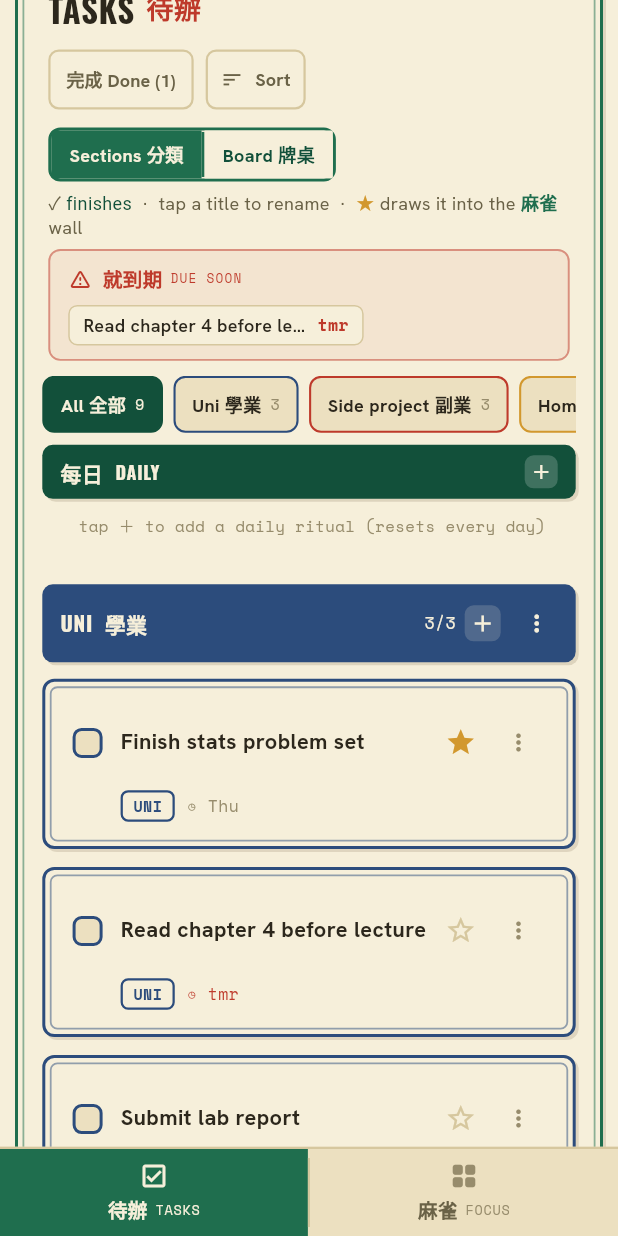
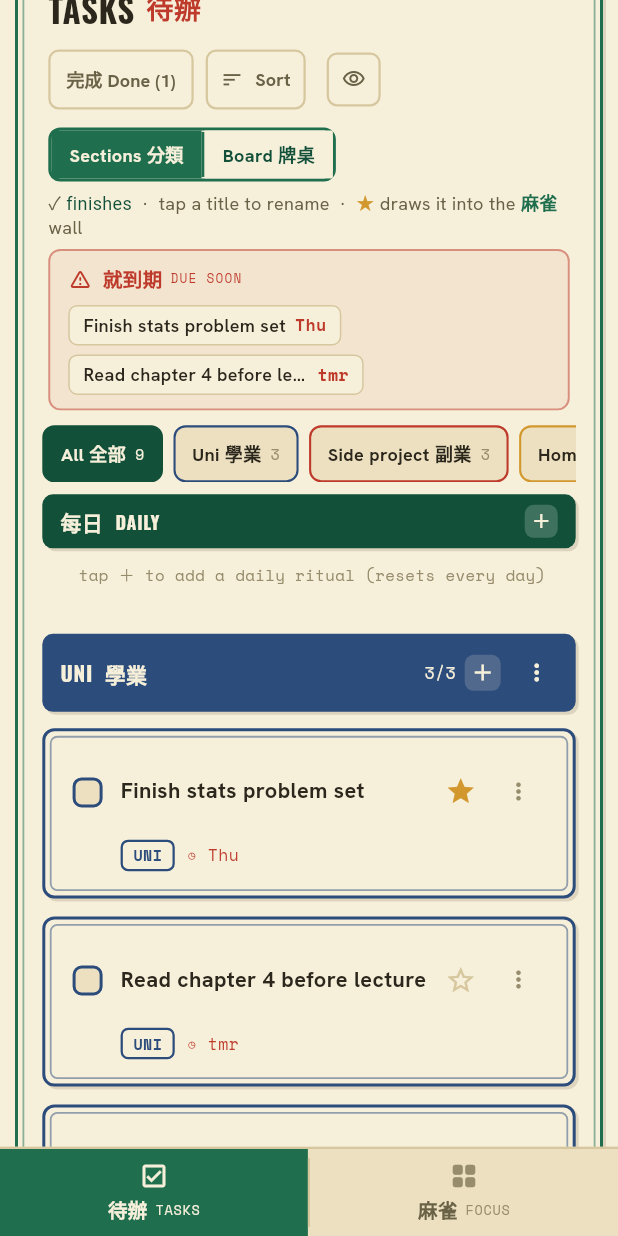
Before and after one commit to OliL123/Cadence, a Flutter app: the screen it shows after launch, scrolled down 576 dp, on a phone screen of 412 x 824 dp. Run offline on Flutter 3.47's test engine with Material 3 defaults, Android fonts, the phone set to English and light mode, and no system bars; our stand-ins replace flutter_colorpicker, flutter_local_notifications, google_fonts, google_sign_in, shared_preferences, supabase_flutter and 1 more; missing offline and left inert: dart:html, dart:js_interop, home_widget; accounts and stored records are empty; network calls fail; Roboto replaces fonts that are missing (Noto Serif Hk); project files that could hold a hidden picture were left out.

Commit message:
Five task fixes: mobile time entry, due-soon tap, empty groups, add-bar time, urgent list
1. _promptTime now starts empty with the current value as a hint, so you type
   straight in. Pre-selecting a default broke on iOS: Safari needs a tap to
   raise the keyboard, the tap moved the caret into the text, typing appended,
   and the over-long result was silently rejected ("time changes not working").
   Empty submit keeps the existing value; bad input shows an inline error.

2. Due-soon chips are now tappable — they scroll the task into view and flash
   it (Scrollable.ensureVisible via a GlobalKey on the lit card), without
   collapsing the "All" filter down to one group.

3. A group with no active tasks stays visible by default with an "all done
   here" note, instead of vanishing when its last task is finished. Hiding is
   opt-in per device via a new eye button (sections view only).

4. The bottom add bar now offers a time after the date (same date->time flow
   as the task menu), shown on the chip and passed through to the new task.

5. Regression fix: soon()/the urgent list judged a rolling 48 hours, which
   measured date-only tasks to 23:59 so a task two days out (and any date with
   no time) fell off. Back to a calendar-day count (0..2), computed in UTC so
   DST can't miscount. dueLabel shares the same day count.

Co-Authored-By: Claude Opus 4.8 <noreply@anthropic.com>

```diff
--- a/lib/main.dart
+++ b/lib/main.dart
@@ -99,8 +99,10 @@ class _HomePageState extends State<HomePage> with WidgetsBindingObserver {
   String _addGroup = store.groups.first.key;
   String _mobileView = 'tasks'; // mobile bottom-nav: 'tasks' or 'focus'
   DateTime? _addDate;
+  TimeOfDay? _addTime; // optional time for the add bar's due date
   int? _editingTaskId;
   int? _highlightId; // task briefly highlighted after a widget tap
+  final _litKey = GlobalKey(); // on the highlighted card, so it can be scrolled to
   final _editCtl = TextEditingController();
   Timer? _snackTimer; // force-dismisses the undo snackbar (see _snack)
   static const _widgetChannel = MethodChannel('cadence/widget');
@@ -125,7 +127,10 @@ class _HomePageState extends State<HomePage> with WidgetsBindingObserver {
 
   /// Bring a task into view (from a widget tap): switch to the tasks page,
   /// reveal its group (or the Done archive), and flash it.
-  void _openTask(int id) {
+  /// Bring a task on screen and flash it. [keepView] leaves the group filter
+  /// alone when the task is already visible under it (the due-soon chips use
+  /// this, so tapping one doesn't collapse "All" down to a single group).
+  void _openTask(int id, {bool keepView = false}) {
     final t = store.byId(id);
     if (t == null) return;
     setState(() {
@@ -134,9 +139,20 @@ class _HomePageState extends State<HomePage> with WidgetsBindingObserver {
         store.setShowDone(true);
         store.setFilter('all');
       } else if (!t.daily) {
-        store.setFilter(t.group);
+        final visible = store.filter == 'all' || store.filter == t.group;
+        if (!keepView || !visible) store.setFilter(t.group);
       }
       _highlightId = id;
+    });
+    // Once it's laid out, scroll every enclosing scrollable so it's in view.
+    WidgetsBinding.instance.addPostFrameCallback((_) {
+      final ctx = _litKey.currentContext;
+      if (ctx != null) {
+        Scrollable.ensureVisible(ctx,
+            duration: const Duration(milliseconds: 380),
+            curve: Curves.easeOutCubic,
+            alignment: .25);
+      }
     });
     Future.delayed(const Duration(milliseconds: 2400), () {
       if (mounted && _highlightId == id) setState(() => _highlightId = null);
@@ -652,6 +668,7 @@ class _HomePageState extends State<HomePage> with WidgetsBindingObserver {
                 Wrap(spacing: 8, runSpacing: 8, children: [
                   _doneToggleBtn(),
                   _sortBtn(),
+                  if (store.viewMode != 'board') _emptyGroupsBtn(),
                   _viewSwitch(),
                 ]),
               ]);
@@ -662,6 +679,10 @@ class _HomePageState extends State<HomePage> with WidgetsBindingObserver {
               _doneToggleBtn(),
               const SizedBox(width: 8),
               _sortBtn(),
+              if (store.viewMode != 'board') ...[
+                const SizedBox(width: 8),
+                _emptyGroupsBtn(),
+              ],
               const SizedBox(width: 8),
               _viewSwitch(),
             ]);
@@ -725,8 +746,11 @@ class _HomePageState extends State<HomePage> with WidgetsBindingObserver {
     );
   }
 
-  // A due-soon chip is a read-only heads-up — no tap action (avoids accidental edits).
-  Widget _dueSoonChip(Task t) => Container(
+  // Tapping a due-soon chip jumps to that task (it only navigates — no edit).
+  Widget _dueSoonChip(Task t) => Hoverable(
+        onTap: () => _openTask(t.id, keepView: true),
+        borderRadius: BorderRadius.circular(6),
+        child: Container(
         padding: const EdgeInsets.symmetric(horizontal: 9, vertical: 4),
         decoration: BoxDecoration(
           color: C.paper2,
@@ -746,6 +770,7 @@ class _HomePageState extends State<HomePage> with WidgetsBindingObserver {
           Text(store.dueLabel(t) ?? '',
               style: mono(size: 11, color: C.red).copyWith(fontWeight: FontWeight.w700)),
         ]),
+        ),
       );
 
   // ---------------- toolbar / view switch / groups ----------------
@@ -794,6 +819,28 @@ class _HomePageState extends State<HomePage> with WidgetsBindingObserver {
       ),
       child: Text(C.chronicle ? 'Done ($n)' : '完成 Done ($n)',
           style: const TextStyle(fontWeight: FontWeight.w700, fontSize: 12)),
+    );
+  }
+
+  /// Per-device toggle: hide groups that have nothing left to do (sections
+  /// view only — board columns always show every group).
+  Widget _emptyGroupsBtn() {
+    final hiding = store.hideEmptyGroups;
+    return Tooltip(
+      message: hiding ? 'Show empty groups' : 'Hide empty groups',
+      child: OutlinedButton(
+        onPressed: () => store.setHideEmptyGroups(!hiding),
+        style: OutlinedButton.styleFrom(
+          foregroundColor: hiding ? C.creamTxt : C.ink2,
+          backgroundColor: hiding ? C.ink2 : C.paper2,
+          side: BorderSide(color: hiding ? C.ink2 : C.line, width: 1.5),
+          shape: RoundedRectangleBorder(borderRadius: BorderRadius.circular(7)),
+          padding: const EdgeInsets.symmetric(horizontal: 10, vertical: 10),
+          minimumSize: const Size(0, 0),
+        ),
+        child: Icon(hiding ? Icons.visibility_off_outlined : Icons.visibility_outlined,
+            size: 16),
+      ),
     );
   }
 
@@ -1311,7 +1358,7 @@ class _HomePageState extends State<HomePage> with WidgetsBindingObserver {
                     onPressed: date == null
                         ? null
                         : () async {
-                            final tt = await _promptTime(time ?? TimeOfDay.now());
+                            final tt = await _promptTime(time);
                             if (tt != null) setLocal(() => time = tt);
                           },
                     icon: const Icon(Icons.schedule, size: 16),
@@ -1581,13 +1628,24 @@ class _HomePageState extends State<HomePage> with WidgetsBindingObserver {
     final rows = store
         .sortRows(store.tasksIn(g.key).where((t) => !t.done && !t.daily).toList());
     final total = store.tasksIn(g.key).where((t) => !t.daily).length;
-    // In the "All" view, don't show a header for a group whose only tasks are
-    // already completed (unless the Done archive is being shown) — an empty
-    // "0/1" section reads as if tasks still exist.
-    if (rows.isEmpty && !store.showDone && store.filter == 'all') return [];
+    // A group with nothing left to do stays on screen by default, so finishing
+    // its last task doesn't make the whole group vanish. Hiding it is opt-in,
+    // per device (the eye button beside Sort), and only in the "All" view.
+    if (rows.isEmpty &&
+        store.hideEmptyGroups &&
+        !store.showDone &&
+        store.filter == 'all') {
+      return [];
+    }
     return [
       _groupHeader(g, '${rows.length}/$total'),
       for (final t in rows) _taskCard(t),
+      if (rows.isEmpty)
+        Padding(
+          padding: const EdgeInsets.only(left: 4, bottom: 6),
+          child: Text(total > 0 ? 'all done here ✓' : 'nothing here yet',
+              style: mono(size: 10.5, color: C.ink3)),
+        ),
       const SizedBox(height: 20),
     ];
   }
@@ -1818,6 +1876,7 @@ class _HomePageState extends State<HomePage> with WidgetsBindingObserver {
     final overdue = store.isOverdue(t);
     final lit = _highlightId == t.id;
     return Padding(
+      key: lit ? _litKey : null,
       padding: const EdgeInsets.only(bottom: 12),
       child: AnimatedContainer(
         duration: const Duration(milliseconds: 300),
@@ -2136,10 +2195,17 @@ class _HomePageState extends State<HomePage> with WidgetsBindingObserver {
             Icon(Icons.event, size: 16, color: has ? C.navy : C.ink3),
             if (has) ...[
               const SizedBox(width: 5),
-              Text(_addDateLabel(_addDate!),
+              Text(
+                  _addDateLabel(_addDate!) +
+                      (_addTime == null
+                          ? ''
+                          : ' ${_addTime!.hour.toString().padLeft(2, '0')}:${_addTime!.minute.toString().padLeft(2, '0')}'),
                   style: mono(size: 11, color: C.navy).copyWith(fontWeight: FontWeight.w700)),
               GestureDetector(
-                onTap: () => setState(() => _addDate = null),
+                onTap: () => setState(() {
+                  _addDate = null;
+                  _addTime = null;
+                }),
                 child: const Padding(
                   padding: EdgeInsets.all(4),
                   child: Icon(Icons.close, size: 13, color: C.navy),
@@ -2173,7 +2239,12 @@ class _HomePageState extends State<HomePage> with WidgetsBindingObserver {
       lastDate: DateTime(now.year + 3),
       builder: _themedPicker,
     );
-    if (picked != null) setState(() => _addDate = picked);
+    if (picked == null) return;
+    setState(() => _addDate = picked);
+    // Then an optional time, matching the task menu's date → time flow.
+    // Cancel leaves any time already chosen as it is.
+    final tm = await _promptTime(_addTime);
+    if (tm != null && mounted) setState(() => _addTime = tm);
   }
 
   /// Wraps a date/time picker in the cha-chaan-teng palette.
@@ -2242,20 +2313,25 @@ class _HomePageState extends State<HomePage> with WidgetsBindingObserver {
       await _pickDue(t);
       if (t.dueISO == null) return; // cancelled — no date to anchor the time
     }
-    final tod = await _promptTime(_parseTime(t.dueTime) ?? const TimeOfDay(hour: 9, minute: 0));
+    final tod = await _promptTime(_parseTime(t.dueTime));
     if (tod != null) {
       store.setDueTime(t,
           '${tod.hour.toString().padLeft(2, '0')}:${tod.minute.toString().padLeft(2, '0')}');
     }
   }
 
-  /// A simple, reliable 24-hour time entry: one field, its text pre-selected so
-  /// you can type straight over it (no deleting the default first). Accepts
-  /// "18:30", "1830", "8:5", "8.30". Returns null on cancel / empty / invalid.
-  Future<TimeOfDay?> _promptTime(TimeOfDay initial) {
-    final init = '${initial.hour.toString().padLeft(2, '0')}:${initial.minute.toString().padLeft(2, '0')}';
-    final ctl = TextEditingController(text: init);
-    ctl.selection = TextSelection(baseOffset: 0, extentOffset: init.length);
+  /// A simple, reliable 24-hour time entry. The field starts EMPTY with the
+  /// current value shown as its hint, so on any device you just type — there's
+  /// nothing to delete first. (Pre-selecting "09:00" didn't survive on iOS:
+  /// Safari won't raise the keyboard without a tap, the tap moved the caret
+  /// inside the text, typing appended to it, and the over-long result was
+  /// silently rejected.) Accepts "18:30", "1830", "8:5", "8.30". Submitting
+  /// it empty keeps [initial]; nonsense shows an error rather than quietly
+  /// closing. Returns null on cancel.
+  Future<TimeOfDay?> _promptTime(TimeOfDay? initial) {
+    String fmt(TimeOfDay t) =>
+        '${t.hour.toString().padLeft(2, '0')}:${t.minute.toString().padLeft(2, '0')}';
+    final ctl = TextEditingController();
     TimeOfDay? parse(String raw) {
       final digits = raw.replaceAll(RegExp(r'[^0-9]'), '');
       if (digits.isEmpty || digits.length > 4) return null;
@@ -2272,27 +2348,45 @@ class _HomePageState extends State<HomePage> with WidgetsBindingObserver {
       return TimeOfDay(hour: h, minute: m);
     }
 
+    String? error;
     return showDialog<TimeOfDay>(
       context: context,
-      builder: (_) => Theme(
-        data: Theme.of(context).copyWith(
-          textSelectionTheme: const TextSelectionThemeData(selectionColor: Color(0x55C2A24C)),
-        ),
-        child: AlertDialog(
+      builder: (_) => StatefulBuilder(builder: (ctx, setLocal) {
+        void submit() {
+          final raw = ctl.text.trim();
+          if (raw.isEmpty) {
+            Navigator.pop(ctx, initial); // nothing typed: keep what was there
+            return;
+          }
+          final t = parse(raw);
+          if (t == null) {
+            setLocal(() => error = 'Try 18:30 or 1830');
+            return;
+          }
+          Navigator.pop(ctx, t);
+        }
+
+        return AlertDialog(
           backgroundColor: C.paper2,
           title: const Text('Set time', style: TextStyle(fontWeight: FontWeight.w700)),
           content: TextField(
             controller: ctl,
             autofocus: true,
-            keyboardType: const TextInputType.numberWithOptions(decimal: false),
+            keyboardType: TextInputType.number,
             textInputAction: TextInputAction.done,
             style: const TextStyle(fontSize: 22, fontWeight: FontWeight.w700, color: C.ink),
             textAlign: TextAlign.center,
-            onSubmitted: (v) => Navigator.pop(context, parse(v)),
+            onChanged: (_) {
+              if (error != null) setLocal(() => error = null);
+            },
+            onSubmitted: (_) => submit(),
             decoration: InputDecoration(
               isDense: true,
-              hintText: 'HH:mm  ·  e.g. 18:30',
-              hintStyle: const TextStyle(fontSize: 13, fontWeight: FontWeight.w400, color: C.ink3),
+              hintText: initial == null ? '18:30' : fmt(initial),
+              hintStyle: const TextStyle(
+                  fontSize: 22, fontWeight: FontWeight.w700, color: Color(0x55000000)),
+              helperText: 'HH:mm  ·  "1830" works too',
+              errorText: error,
               filled: true,
               fillColor: C.paper,
               contentPadding: const EdgeInsets.symmetric(horizontal: 12, vertical: 12),
@@ -2306,25 +2400,33 @@ class _HomePageState extends State<HomePage> with WidgetsBindingObserver {
           ),
           actions: [
             TextButton(
-                onPressed: () => Navigator.pop(context),
+                onPressed: () => Navigator.pop(ctx),
                 style: TextButton.styleFrom(foregroundColor: C.red),
                 child: const Text('Cancel')),
             FilledButton(
                 style: FilledButton.styleFrom(backgroundColor: C.green),
-                onPressed: () => Navigator.pop(context, parse(ctl.text)),
+                onPressed: submit,
                 child: const Text('Set')),
           ],
-        ),
-      ),
+        );
+      }),
     );
   }
 
   void _submitAdd() {
     final text = _addCtl.text.trim();
     if (text.isEmpty) return;
-    store.addTask(text, _addGroup, due: _addDate);
+    final tm = _addTime;
+    store.addTask(text, _addGroup,
+        due: _addDate,
+        dueTime: tm == null
+            ? null
+            : '${tm.hour.toString().padLeft(2, '0')}:${tm.minute.toString().padLeft(2, '0')}');
     _addCtl.clear();
-    setState(() => _addDate = null);
+    setState(() {
+      _addDate = null;
+      _addTime = null;
+    });
   }
 
   // ---------------- dialogs ----------------
--- a/lib/store.dart
+++ b/lib/store.dart
@@ -21,6 +21,7 @@ class CadenceStore extends ChangeNotifier {
   String filter = 'all'; // 'all' or a group key (left-rail selection)
   bool showDone = false;
   bool headerCollapsed = false; // collapse masthead + TODAY card for more list room
+  bool hideEmptyGroups = false; // hide a group's section once it has nothing left to do
   int updatedAt = 0; // ms since epoch of the last local change (for sync LWW)
   // TODAY card preferences (synced)
   String weatherPlace = 'Ann Arbor';
@@ -115,6 +116,7 @@ class CadenceStore extends ChangeNotifier {
         'filter': filter,
         'showDone': showDone,
         'headerCollapsed': headerCollapsed,
+        'hideEmptyGroups': hideEmptyGroups,
       };
 
   /// Replace the whole in-memory state from a map (from disk or from the cloud).
@@ -135,6 +137,7 @@ class CadenceStore extends ChangeNotifier {
     filter = j['filter'] ?? filter;
     showDone = j['showDone'] ?? showDone;
     headerCollapsed = j['headerCollapsed'] ?? headerCollapsed;
+    hideEmptyGroups = j['hideEmptyGroups'] ?? hideEmptyGroups;
     updatedAt = j['updatedAt'] ?? 0;
     weatherPlace = j['wxPlace'] ?? weatherPlace;
     weatherLat = (j['wxLat'] ?? weatherLat).toDouble();
@@ -846,6 +849,11 @@ class CadenceStore extends ChangeNotifier {
     _viewChanged();
   }
 
+  void setHideEmptyGroups(bool v) {
+    hideEmptyGroups = v;
+    _viewChanged();
+  }
+
   // ---------- due helpers ----------
   static DateTime? parseISO(String? iso) {
     if (iso == null) return null;
@@ -875,8 +883,7 @@ class CadenceStore extends ChangeNotifier {
     final d = parseISO(t.dueISO);
     if (d == null) return null;
     final now = DateTime.now();
-    final t0 = DateTime(now.year, now.month, now.day);
-    final days = d.difference(t0).inDays;
+    final days = _daysFromToday(d);
     final tm = t.dueTime != null ? ' ${_fmtTime(t.dueTime!)}' : '';
     if (days < 0) return 'overdue$tm';
     // A task due at a time that has already passed today is late, not "today".
@@ -904,12 +911,23 @@ class CadenceStore extends ChangeNotifier {
     return '$h12:$m$ap';
   }
 
-  /// Due within the next two days (or already past). Time-aware, so a task due
-  /// at 18:00 counts down by the hour rather than jumping a whole day at a time.
+  /// On the "due soon" list: due today, tomorrow or the day after — or already
+  /// past. Judged in calendar days, not a rolling 48 hours: the rolling window
+  /// measured a date-only task to 23:59 of its day, so one due in two days fell
+  /// outside it and only tasks with a time set reliably showed up.
   bool soon(Task t) {
-    final at = dueAt(t);
-    if (at == null) return false;
-    return at.difference(DateTime.now()) <= const Duration(days: 2);
+    final d = parseISO(t.dueISO);
+    if (d == null) return false;
+    return _daysFromToday(d) <= 2;
+  }
+
+  /// Calendar days from today to [d] (0 = today, negative = past), counted in
+  /// UTC so a daylight-saving day can't round to the wrong number.
+  static int _daysFromToday(DateTime d) {
+    final n = DateTime.now();
+    return DateTime.utc(d.year, d.month, d.day)
+        .difference(DateTime.utc(n.year, n.month, n.day))
+        .inDays;
   }
 
   bool isOverdue(Task t) {
--- a/lib/sync.dart
+++ b/lib/sync.dart
@@ -58,6 +58,7 @@ class SyncService extends ChangeNotifier {
     'filter',
     'showDone',
     'headerCollapsed',
+    'hideEmptyGroups',
   };
 
   Map<String, dynamic> _appState(Map<String, dynamic> data) =>
```
Also changed, not shown: 1 other file.
